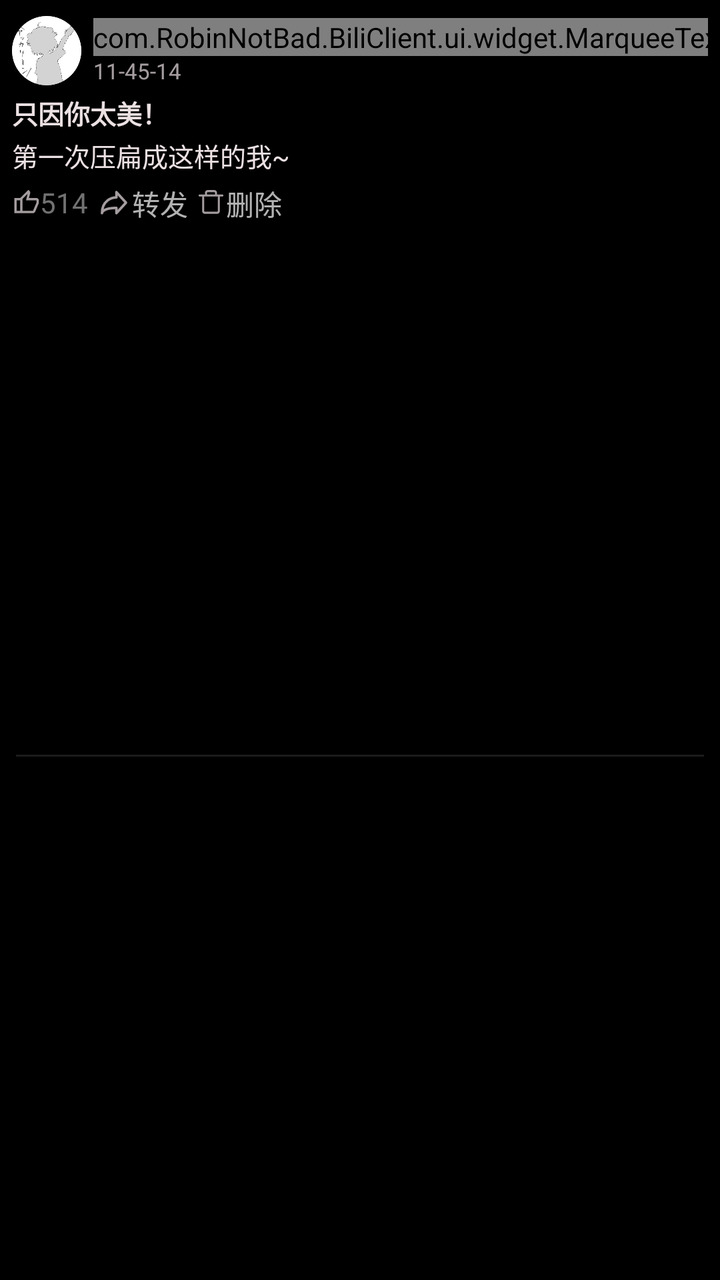
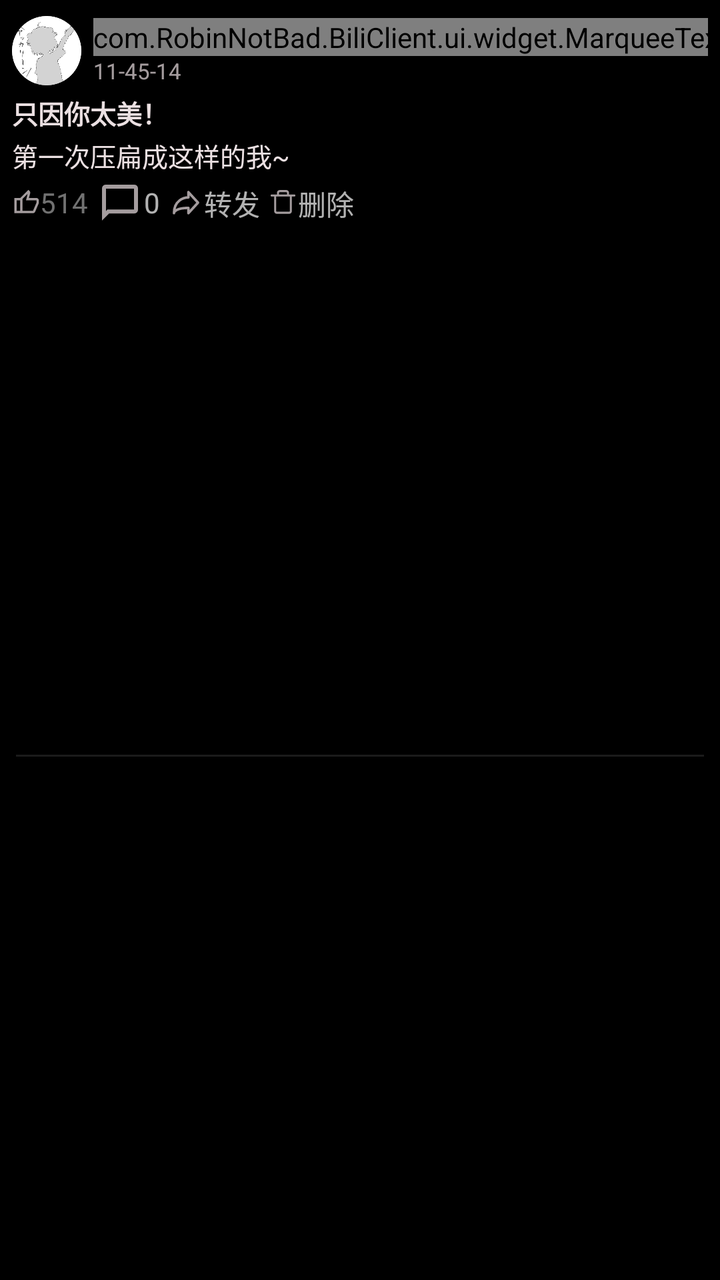

Before-and-after screenshots of an Android layout around one commit, followed by the original layout XML and the change that was made.
<!-- AndroidManifest.xml: application theme Theme.BiliClient -->
<!-- res/layout/cell_dynamic.xml -->
<?xml version="1.0" encoding="utf-8"?>

<androidx.constraintlayout.widget.ConstraintLayout xmlns:android="http://schemas.android.com/apk/res/android"
    xmlns:app="http://schemas.android.com/apk/res-auto"
    xmlns:tools="http://schemas.android.com/tools"
    android:paddingHorizontal="@dimen/activity_padding_horizontal"
    android:layout_width="match_parent"
    android:layout_height="wrap_content">

    <ImageView
        android:id="@+id/avatar"
        android:layout_width="0dp"
        android:layout_height="0dp"
        android:layout_marginTop="8dp"
        android:adjustViewBounds="true"
        app:layout_constraintBottom_toBottomOf="@id/pubdate"
        app:layout_constraintDimensionRatio="1:1"
        app:layout_constraintStart_toStartOf="parent"
        app:layout_constraintTop_toTopOf="parent"
        android:src="@mipmap/akari" />

    <com.RobinNotBad.BiliClient.ui.widget.MarqueeTextView
        android:id="@+id/username"
        android:layout_width="wrap_content"
        android:layout_height="wrap_content"
        android:layout_marginStart="6dp"
        android:layout_marginTop="1dp"
        android:singleLine="true"
        android:text="蔡徐坤"
        app:layout_constraintBottom_toTopOf="@+id/pubdate"
        app:layout_constraintStart_toEndOf="@id/avatar"
        app:layout_constraintTop_toTopOf="@id/avatar" />

    <TextView
        android:id="@+id/pubdate"
        android:layout_width="wrap_content"
        android:layout_height="wrap_content"
        android:layout_marginStart="6dp"
        android:layout_marginBottom="1dp"
        android:alpha="0.7"
        android:text="11-45-14"
        android:textSize="11sp"
        app:layout_constraintBottom_toBottomOf="@id/avatar"
        app:layout_constraintStart_toEndOf="@id/avatar"
        app:layout_constraintTop_toBottomOf="@id/username" />

    <TextView
        android:id="@+id/title"
        android:layout_width="0dp"
        android:layout_height="wrap_content"
        android:layout_marginTop="4dp"
        android:ellipsize="end"
        android:text="只因你太美！"
        android:textSize="13sp"
        android:textStyle="bold"
        app:layout_constraintEnd_toEndOf="parent"
        app:layout_constraintStart_toStartOf="parent"
        app:layout_constraintTop_toBottomOf="@id/avatar"
        tools:ignore="TouchTargetSizeCheck" />

    <TextView
        android:id="@+id/content"
        android:layout_width="0dp"
        android:layout_height="wrap_content"
        android:layout_marginTop="2dp"
        android:ellipsize="end"
        android:text="第一次压扁成这样的我~"
        android:textSize="13sp"
        app:layout_constraintEnd_toEndOf="parent"
        app:layout_constraintStart_toStartOf="parent"
        app:layout_constraintTop_toBottomOf="@id/title"
        tools:ignore="TouchTargetSizeCheck" />

    <LinearLayout
        android:id="@+id/extraCard"
        android:layout_width="0dp"
        android:layout_height="wrap_content"
        android:layout_marginTop="4dp"
        android:orientation="vertical"
        android:visibility="gone"
        app:layout_constraintEnd_toEndOf="parent"
        app:layout_constraintStart_toStartOf="parent"
        app:layout_constraintTop_toBottomOf="@id/content">

        <include
            android:id="@+id/dynamic_child"
            layout="@layout/cell_dynamic_child"
            android:layout_width="match_parent"
            android:layout_height="match_parent"
            android:visibility="gone" />

        <include
            android:id="@+id/dynamic_video_extra"
            layout="@layout/cell_dynamic_video"
            android:layout_width="match_parent"
            android:layout_height="match_parent"
            android:visibility="gone" />

        <include
            android:id="@+id/dynamic_image_extra"
            layout="@layout/cell_dynamic_image"
            android:layout_width="match_parent"
            android:layout_height="match_parent"
            android:visibility="gone" />

        <include
            android:id="@+id/dynamic_article_extra"
            layout="@layout/cell_dynamic_article"
            android:layout_width="match_parent"
            android:layout_height="match_parent"
            android:visibility="gone" />
    </LinearLayout>

    <androidx.constraintlayout.widget.ConstraintLayout
        android:id="@+id/dynamic_control"
        android:layout_width="match_parent"
        android:layout_height="match_parent"
        android:layout_marginTop="4dp"
        android:orientation="horizontal"
        android:visibility="gone"
        app:layout_constraintEnd_toEndOf="parent"
        app:layout_constraintStart_toStartOf="parent"
        app:layout_constraintTop_toBottomOf="@id/extraCard" />

    <TextView
        android:id="@+id/likes"
        android:layout_width="wrap_content"
        android:layout_height="20dp"
        android:layout_marginTop="4dp"
        android:gravity="center_vertical"
        android:textColor="#a2a2a2"
        android:text="514"
        android:alpha="0.7"
        android:textSize="14sp"
        app:drawableStartCompat="@drawable/icon_reply_like0"
        app:layout_constraintStart_toStartOf="parent"
        app:layout_constraintTop_toBottomOf="@id/extraCard" />


    
    <TextView
        android:id="@+id/item_dynamic_share"
        android:layout_width="wrap_content"
        android:layout_height="20dp"
        android:layout_marginStart="4dp"
        android:textColor="#fff"
        android:gravity="center_vertical"
        android:text="转发"
        android:alpha="0.7"
        app:drawableStartCompat="@drawable/icon_share"
        app:layout_constraintStart_toEndOf="@+id/likes"
        app:layout_constraintTop_toTopOf="@+id/likes"
        android:textSize="14sp" />

    
    <TextView
        android:id="@+id/item_dynamic_delete"
        android:layout_width="wrap_content"
        android:layout_height="20dp"
        android:layout_marginStart="4dp"
        android:gravity="center_vertical"
        android:textColor="#fff"
        android:text="删除"
        android:alpha="0.7"
        app:drawableStartCompat="@drawable/icon_delete"
        app:layout_constraintStart_toEndOf="@+id/item_dynamic_share"
        app:layout_constraintTop_toTopOf="@+id/likes"
        android:textSize="14sp" />

    <View
        android:id="@+id/divider"
        android:layout_width="match_parent"
        android:layout_height="1dp"
        android:layout_marginTop="4dp"
        android:layout_marginHorizontal="2dp"
        android:background="#318C8C8C"
        app:layout_constraintBottom_toBottomOf="parent"
        app:layout_constraintEnd_toEndOf="parent"
        app:layout_constraintStart_toStartOf="parent"
        app:layout_constraintTop_toBottomOf="@id/likes" />

</androidx.constraintlayout.widget.ConstraintLayout>
<!-- res/layout/cell_dynamic_child.xml (included above) -->
<?xml version="1.0" encoding="utf-8"?>

<com.google.android.material.card.MaterialCardView xmlns:android="http://schemas.android.com/apk/res/android"
    xmlns:app="http://schemas.android.com/apk/res-auto"
    xmlns:tools="http://schemas.android.com/tools"
    android:id="@+id/childCardView"
    android:padding="2dp"
    android:layout_width="match_parent"
    android:layout_height="wrap_content">

    <androidx.constraintlayout.widget.ConstraintLayout
        android:layout_width="match_parent"
        android:layout_height="wrap_content"
        android:paddingTop="8dp"
        android:paddingBottom="6dp">

        <ImageView
            android:id="@+id/child_avatar"
            android:layout_width="32dp"
            android:layout_height="0dp"
            android:layout_marginStart="8dp"
            android:adjustViewBounds="true"
            android:src="@mipmap/akari"
            app:layout_constraintDimensionRatio="1:1"
            app:layout_constraintStart_toStartOf="parent"
            app:layout_constraintTop_toTopOf="parent" />

        <com.RobinNotBad.BiliClient.ui.widget.MarqueeTextView
            android:id="@+id/child_username"
            android:layout_width="wrap_content"
            android:layout_height="wrap_content"
            android:layout_marginStart="4dp"
            android:singleLine="true"
            android:text="蔡徐坤"
            android:textSize="13sp"
            app:layout_constraintBottom_toBottomOf="@+id/child_avatar"
            app:layout_constraintStart_toEndOf="@id/child_avatar"
            app:layout_constraintTop_toTopOf="@id/child_avatar" />

        <TextView
            android:id="@+id/child_title"
            android:layout_width="0dp"
            android:layout_height="wrap_content"
            android:layout_marginStart="6dp"
            android:layout_marginTop="4dp"
            android:layout_marginEnd="6dp"
            android:ellipsize="end"
            android:text="只因你太美！"
            android:textSize="12sp"
            android:textStyle="bold"
            app:layout_constraintEnd_toEndOf="parent"
            app:layout_constraintStart_toStartOf="parent"
            app:layout_constraintTop_toBottomOf="@id/child_avatar"
            tools:ignore="TouchTargetSizeCheck" />

        <TextView
            android:id="@+id/child_content"
            android:layout_width="0dp"
            android:layout_height="wrap_content"
            android:layout_marginStart="6dp"
            android:layout_marginTop="2dp"
            android:layout_marginEnd="6dp"
            android:ellipsize="end"
            android:text="第一次压扁成这样的我~"
            android:textSize="12sp"
            app:layout_constraintEnd_toEndOf="parent"
            app:layout_constraintStart_toStartOf="parent"
            app:layout_constraintTop_toBottomOf="@id/child_title"
            tools:ignore="TouchTargetSizeCheck" />

        <LinearLayout
            android:id="@+id/child_extraCard"
            android:layout_width="0dp"
            android:layout_height="wrap_content"
            android:layout_marginStart="6dp"
            android:layout_marginTop="4dp"
            android:layout_marginEnd="6dp"
            android:orientation="vertical"
            android:visibility="gone"
            app:layout_constraintBottom_toBottomOf="parent"
            app:layout_constraintEnd_toEndOf="parent"
            app:layout_constraintStart_toStartOf="parent"
            app:layout_constraintTop_toBottomOf="@id/child_content">

            <include
                android:id="@+id/dynamic_video_child"
                layout="@layout/cell_dynamic_video"
                android:layout_width="match_parent"
                android:layout_height="match_parent"
                android:visibility="gone" />

            <include
                android:id="@+id/dynamic_image_child"
                layout="@layout/cell_dynamic_image"
                android:layout_width="match_parent"
                android:layout_height="match_parent"
                android:visibility="gone" />

            <include
                android:id="@+id/dynamic_article_child"
                layout="@layout/cell_dynamic_article"
                android:layout_width="match_parent"
                android:layout_height="match_parent"
                android:visibility="gone" />
        </LinearLayout>


    </androidx.constraintlayout.widget.ConstraintLayout>

</com.google.android.material.card.MaterialCardView>
<!-- res/layout/cell_dynamic_video.xml (included above) -->
<com.google.android.material.card.MaterialCardView xmlns:android="http://schemas.android.com/apk/res/android"
    xmlns:app="http://schemas.android.com/apk/res-auto"
    android:id="@+id/videoCardView"
    android:layout_width="match_parent"
    android:layout_height="wrap_content"
    app:layout_constraintBottom_toBottomOf="parent"
    app:layout_constraintEnd_toEndOf="parent"
    app:layout_constraintStart_toStartOf="parent"
    app:layout_constraintTop_toTopOf="parent">

    <androidx.constraintlayout.widget.ConstraintLayout
        android:layout_width="match_parent"
        android:layout_height="wrap_content"
        android:paddingTop="2dp"
        android:paddingBottom="8dp">

        <ImageView
            android:id="@+id/img_cover"
            android:layout_width="0dp"
            android:layout_height="0dp"
            android:layout_marginStart="8dp"
            android:layout_marginTop="2dp"
            android:layout_marginEnd="5dp"
            android:adjustViewBounds="true"
            app:layout_constraintBottom_toTopOf="@id/text_upname"
            app:layout_constraintDimensionRatio="16:11"
            app:layout_constraintEnd_toStartOf="@+id/guideline2"
            app:layout_constraintHorizontal_bias="0.0"
            app:layout_constraintStart_toStartOf="parent"
            app:layout_constraintTop_toTopOf="parent"
            android:src="@mipmap/placeholder" />

        <androidx.constraintlayout.widget.Guideline
            android:id="@+id/guideline2"
            android:layout_width="wrap_content"
            android:layout_height="wrap_content"
            android:orientation="vertical"
            app:layout_constraintGuide_percent="0.48" />

        <ImageView
            android:id="@+id/imageView3"
            android:layout_width="wrap_content"
            android:layout_height="0dp"
            android:layout_marginTop="1dp"
            android:layout_marginBottom="1dp"
            android:adjustViewBounds="true"
            android:alpha="0.5"
            app:layout_constraintBottom_toBottomOf="@+id/text_viewcount"
            app:layout_constraintStart_toStartOf="@+id/img_cover"
            app:layout_constraintTop_toTopOf="@+id/text_viewcount"
            app:layout_constraintVertical_bias="0.5"
            android:src="@drawable/icon_play_12" />

        <ImageView
            android:id="@+id/avatarIcon"
            android:layout_width="wrap_content"
            android:layout_height="0dp"
            android:layout_marginStart="4dp"
            android:layout_marginTop="1dp"
            android:layout_marginBottom="1dp"
            android:adjustViewBounds="true"
            android:alpha="0.5"
            app:layout_constraintBottom_toBottomOf="@+id/text_upname"
            app:layout_constraintStart_toEndOf="@+id/text_viewcount"
            app:layout_constraintTop_toTopOf="@+id/text_upname"
            android:src="@drawable/icon_person" />

        <TextView
            android:id="@+id/text_viewcount"
            android:layout_width="wrap_content"
            android:layout_height="wrap_content"
            android:layout_marginTop="6dp"
            android:alpha="0.5"
            android:textSize="11sp"
            app:layout_constraintBottom_toBottomOf="parent"
            app:layout_constraintStart_toEndOf="@+id/imageView3"
            app:layout_constraintTop_toBottomOf="@+id/img_cover"
            app:layout_constraintVertical_bias="0.0" />

        <TextView
            android:id="@+id/text_upname"
            android:layout_width="0dp"
            android:layout_height="wrap_content"
            android:alpha="0.5"
            android:ellipsize="end"
            android:lines="1"
            android:textSize="11sp"
            app:layout_constraintBottom_toBottomOf="@+id/text_viewcount"
            app:layout_constraintEnd_toEndOf="parent"
            app:layout_constraintStart_toEndOf="@+id/avatarIcon"
            app:layout_constraintTop_toTopOf="@+id/text_viewcount" />

        <TextView
            android:id="@+id/text_title"
            android:layout_width="0dp"
            android:layout_height="wrap_content"
            android:layout_marginStart="4dp"
            android:layout_marginEnd="10dp"
            android:ellipsize="end"
            android:gravity="center_vertical"
            android:maxLines="3"
            android:text="标题标题标题标题标题标题标题标题标题标题标题标题标题标题标题标题"
            android:textSize="12sp"
            app:layout_constraintBottom_toBottomOf="@+id/img_cover"
            app:layout_constraintEnd_toEndOf="parent"
            app:layout_constraintStart_toStartOf="@+id/guideline2"
            app:layout_constraintTop_toTopOf="@+id/img_cover" />

    </androidx.constraintlayout.widget.ConstraintLayout>
</com.google.android.material.card.MaterialCardView>
<!-- res/layout/cell_dynamic_image.xml (included above) -->
<?xml version="1.0" encoding="utf-8"?>

<FrameLayout xmlns:android="http://schemas.android.com/apk/res/android"
    xmlns:tools="http://schemas.android.com/tools"
    xmlns:app="http://schemas.android.com/apk/res-auto"
    android:layout_width="match_parent"
    android:layout_height="wrap_content">

    <androidx.constraintlayout.utils.widget.ImageFilterView
        android:id="@+id/imageView"
        android:layout_width="match_parent"
        android:layout_height="wrap_content"
        android:adjustViewBounds="true"
        app:round="@dimen/card_round"
        android:clickable="true"
        android:focusable="true"
        android:foreground="?android:attr/selectableItemBackground"
        android:src="@mipmap/placeholder"
        tools:ignore="UnusedAttribute" />

    <TextView
        android:id="@+id/imageCount"
        android:layout_width="wrap_content"
        android:layout_height="wrap_content"
        android:layout_gravity="end|bottom"
        android:layout_marginEnd="3dp"
        android:layout_marginBottom="3dp"
        android:background="#64555555"
        android:text="共1张图片"
        android:textSize="12sp"
        android:visibility="gone" />
</FrameLayout>
<!-- res/layout/cell_dynamic_article.xml (included above) -->
<com.google.android.material.card.MaterialCardView xmlns:android="http://schemas.android.com/apk/res/android"
    xmlns:app="http://schemas.android.com/apk/res-auto"
    android:id="@+id/articleCardView"
    android:layout_width="match_parent"
    android:layout_height="wrap_content"
    app:layout_constraintBottom_toBottomOf="parent"
    app:layout_constraintEnd_toEndOf="parent"
    app:layout_constraintStart_toStartOf="parent"
    app:layout_constraintTop_toTopOf="parent">

    <androidx.constraintlayout.widget.ConstraintLayout
        android:layout_width="match_parent"
        android:layout_height="wrap_content"
        android:paddingTop="2dp"
        android:paddingBottom="8dp">

        <ImageView
            android:id="@+id/img_cover"
            android:layout_width="0dp"
            android:layout_height="0dp"
            android:layout_marginStart="8dp"
            android:layout_marginTop="2dp"
            android:layout_marginEnd="5dp"
            android:adjustViewBounds="true"
            app:layout_constraintBottom_toTopOf="@id/text_upname"
            app:layout_constraintDimensionRatio="16:11"
            app:layout_constraintEnd_toStartOf="@+id/guideline2"
            app:layout_constraintHorizontal_bias="0.0"
            app:layout_constraintStart_toStartOf="parent"
            app:layout_constraintTop_toTopOf="parent"
            android:src="@mipmap/placeholder" />

        <androidx.constraintlayout.widget.Guideline
            android:id="@+id/guideline2"
            android:layout_width="wrap_content"
            android:layout_height="wrap_content"
            android:orientation="vertical"
            app:layout_constraintGuide_percent="0.48" />

        <ImageView
            android:id="@+id/imageView3"
            android:layout_width="wrap_content"
            android:layout_height="0dp"
            android:layout_marginTop="1dp"
            android:layout_marginBottom="1dp"
            android:adjustViewBounds="true"
            android:alpha="0.5"
            app:layout_constraintBottom_toBottomOf="@+id/listReadTimes"
            app:layout_constraintStart_toStartOf="@+id/img_cover"
            app:layout_constraintTop_toTopOf="@+id/listReadTimes"
            app:layout_constraintVertical_bias="0.5"
            android:src="@drawable/icon_cv" />

        <ImageView
            android:id="@+id/avatarIcon"
            android:layout_width="wrap_content"
            android:layout_height="0dp"
            android:layout_marginStart="4dp"
            android:layout_marginTop="1dp"
            android:layout_marginBottom="1dp"
            android:adjustViewBounds="true"
            android:alpha="0.5"
            app:layout_constraintBottom_toBottomOf="@+id/text_upname"
            app:layout_constraintStart_toEndOf="@+id/listReadTimes"
            app:layout_constraintTop_toTopOf="@+id/text_upname"
            android:src="@drawable/icon_person" />

        <TextView
            android:id="@+id/listReadTimes"
            android:layout_width="wrap_content"
            android:layout_height="wrap_content"
            android:layout_marginTop="6dp"
            android:alpha="0.5"
            android:textSize="11sp"
            app:layout_constraintBottom_toBottomOf="parent"
            app:layout_constraintStart_toEndOf="@+id/imageView3"
            app:layout_constraintTop_toBottomOf="@+id/img_cover"
            app:layout_constraintVertical_bias="0.0" />

        <com.RobinNotBad.BiliClient.ui.widget.MarqueeTextView
            android:id="@+id/text_upname"
            android:layout_width="0dp"
            android:layout_height="wrap_content"
            android:alpha="0.5"
            android:singleLine="true"
            android:textSize="11sp"
            app:layout_constraintBottom_toBottomOf="@+id/listReadTimes"
            app:layout_constraintEnd_toEndOf="parent"
            app:layout_constraintStart_toEndOf="@+id/avatarIcon"
            app:layout_constraintTop_toTopOf="@+id/listReadTimes" />

        <TextView
            android:id="@+id/listArticleTitle"
            android:layout_width="0dp"
            android:layout_height="wrap_content"
            android:layout_marginStart="8dp"
            android:layout_marginEnd="10dp"
            android:ellipsize="end"
            android:gravity="center_vertical"
            android:maxLines="3"
            android:text="标题标题标题标题标题标题标题标题标题标题标题标题"
            android:textSize="12sp"
            app:layout_constraintBottom_toBottomOf="@+id/img_cover"
            app:layout_constraintEnd_toEndOf="parent"
            app:layout_constraintStart_toStartOf="@+id/guideline2"
            app:layout_constraintTop_toTopOf="parent" />
    </androidx.constraintlayout.widget.ConstraintLayout>
</com.google.android.material.card.MaterialCardView>
<!-- resources referenced by this layout -->
<resources>
  <dimen name="activity_padding_horizontal">6dp</dimen>
  <dimen name="card_round">6dp</dimen>
  <!-- drawable icon_play_12 (drawable) -->
  <vector android:height="12dp"
      android:viewportHeight="24"
      android:viewportWidth="24"
      android:width="12dp"
      xmlns:android="http://schemas.android.com/apk/res/android">
      <path
          android:fillColor="#ebe0e2"
          android:pathData="M10,16.5l6,-4.5 -6,-4.5v9zM12,2C6.48,2 2,6.48 2,12s4.48,10 10,10 10,-4.48 10,-10S17.52,2 12,2zM12,20c-4.41,0 -8,-3.59 -8,-8s3.59,-8 8,-8 8,3.59 8,8 -3.59,8 -8,8z" />
  </vector>
  <!-- drawable icon_share (drawable) -->
  <vector xmlns:android="http://schemas.android.com/apk/res/android"
      android:width="18dp"
      android:height="18dp"
      android:viewportWidth="24.0"
      android:viewportHeight="24.0">
      <path
          android:pathData="m20 12-6.4-7v3.5C10.4 8.5 4 10.6 4 19c0-1.167 1.92-3.5 9.6-3.5V19l6.4-7z"
          android:strokeColor="#ebe0e2"
          android:strokeWidth="1.7"
          android:strokeLineCap="round"
          android:strokeLineJoin="round" />
  </vector>
  <color name="bgblack">#000000</color>
  <color name="pink">#FBFB8787</color>
  <color name="textwhite">#ebe0e2</color>
  <style name="TextViewSytle" parent="Widget.AppCompat.TextView">
          <item name="android:textSize">14sp</item>
          #设置默认字体大小，某些设备的默认字体偏大
      </style>
  <style name="EditTextStyle" parent="Widget.AppCompat.EditText">
          <item name="android:textColorHint">#80ffffff</item>
          <item name="android:textCursorDrawable">@drawable/cursor_drawable</item>
          <item name="android:textColor">@color/textwhite</item>
      </style>
  <style name="CardStyle" parent="Widget.MaterialComponents.CardView">
          <item name="rippleColor" tools:ignore="PrivateResource">@color/mtrl_btn_ripple_color</item>
          <item name="android:foreground">?android:attr/selectableItemBackground</item>
          <item name="cardBackgroundColor">#cc262626</item>
          <item name="cardCornerRadius">@dimen/card_round</item>
          <item name="android:clickable">true</item>
          <item name="android:focusable">true</item>
      </style>
  <style name="SwitchCompatStyle" parent="Widget.AppCompat.CompoundButton.Switch">
          <item name="android:paddingLeft">6dp</item>
          <item name="android:paddingRight">2dp</item>
          <item name="android:background">@drawable/background_edittext_setting</item>
          <item name="android:textColor">@color/textwhite</item>
      </style>
  <style name="RadioButtonStyle" parent="Widget.MaterialComponents.CompoundButton.RadioButton">
          <item name="android:minHeight">10dp</item>
      </style>
  <style name="ListStyle">
          <item name="android:descendantFocusability">afterDescendants</item>
      </style>
  <color name="color_ripple">#78FEFEFE</color>
  <!-- drawable cursor_drawable (drawable) -->
  <?xml version="1.0" encoding="utf-8"?>
  
  <shape xmlns:android="http://schemas.android.com/apk/res/android">
      <solid android:color="#eeFB7299" />
      <size android:width="2dp" />
  </shape>
  <!-- drawable background_edittext_setting (drawable) -->
  <?xml version="1.0" encoding="utf-8"?>
  
  <shape xmlns:android="http://schemas.android.com/apk/res/android">
      <solid android:color="#cc262626" />
      <stroke
          android:width="@dimen/card_stroke"
          android:color="#70707070" />
      <corners android:radius="@dimen/card_round" />
  </shape>
  <dimen name="card_stroke">0dp</dimen>
  <!-- unchanged entries left out for length: 8 -->
</resources>

<!-- the commit's change to res/layout/cell_dynamic.xml (unified diff, before → after) -->
@@ -71,6 +71,22 @@
         app:layout_constraintTop_toBottomOf="@id/title"
         tools:ignore="TouchTargetSizeCheck" />
 
+    <TextView
+        android:id="@+id/dynamic_vote_extra"
+        android:layout_width="0dp"
+        android:layout_height="wrap_content"
+        android:layout_marginTop="4dp"
+        android:alpha="0.9"
+        android:ellipsize="end"
+        android:lines="1"
+        android:textColor="#66ccff"
+        android:textSize="13sp"
+        android:visibility="gone"
+        app:layout_constraintEnd_toEndOf="parent"
+        app:layout_constraintStart_toStartOf="parent"
+        app:layout_constraintTop_toBottomOf="@id/content"
+        tools:ignore="TouchTargetSizeCheck" />
+
     <LinearLayout
         android:id="@+id/extraCard"
         android:layout_width="0dp"
@@ -80,7 +96,7 @@
         android:visibility="gone"
         app:layout_constraintEnd_toEndOf="parent"
         app:layout_constraintStart_toStartOf="parent"
-        app:layout_constraintTop_toBottomOf="@id/content">
+        app:layout_constraintTop_toBottomOf="@id/dynamic_vote_extra">
 
         <include
             android:id="@+id/dynamic_child"
@@ -137,6 +153,20 @@
         app:layout_constraintTop_toBottomOf="@id/extraCard" />
 
 
+    <TextView
+        android:id="@+id/item_dynamic_comment"
+        android:layout_width="wrap_content"
+        android:layout_height="20dp"
+        android:layout_marginStart="4dp"
+        android:textColor="#fff"
+        android:gravity="center_vertical"
+        android:text="0"
+        android:alpha="0.7"
+        app:drawableStartCompat="@drawable/icon_reply"
+        app:layout_constraintStart_toEndOf="@+id/likes"
+        app:layout_constraintTop_toTopOf="@+id/likes"
+        android:textSize="14sp" />
+
     
     <TextView
         android:id="@+id/item_dynamic_share"
@@ -148,7 +178,7 @@
         android:text="转发"
         android:alpha="0.7"
         app:drawableStartCompat="@drawable/icon_share"
-        app:layout_constraintStart_toEndOf="@+id/likes"
+        app:layout_constraintStart_toEndOf="@+id/item_dynamic_comment"
         app:layout_constraintTop_toTopOf="@+id/likes"
         android:textSize="14sp" />
 
<!-- resource entries referenced after the edit -->
@@ -11,6 +11,16 @@
       <path
           android:fillColor="#ebe0e2"
           android:pathData="M10,16.5l6,-4.5 -6,-4.5v9zM12,2C6.48,2 2,6.48 2,12s4.48,10 10,10 10,-4.48 10,-10S17.52,2 12,2zM12,20c-4.41,0 -8,-3.59 -8,-8s3.59,-8 8,-8 8,3.59 8,8 -3.59,8 -8,8z" />
+  </vector>
+  <!-- drawable icon_reply (drawable) -->
+  <vector xmlns:android="http://schemas.android.com/apk/res/android"
+      android:width="24dp"
+      android:height="24dp"
+      android:viewportWidth="960"
+      android:viewportHeight="960">
+      <path
+          android:pathData="M120,840v-648q0,-29.7 21.15,-50.85T192,120h576q29.7,0 50.85,21.15T840,192v432q0,29.7 -21.15,50.85T768,696L264,696L120,840ZM226.4,617h534.6v-418L199,199v450.5l34.4,-40.5Z"
+          android:fillColor="#ebe0e2" />
   </vector>
   <!-- drawable icon_share (drawable) -->
   <vector xmlns:android="http://schemas.android.com/apk/res/android"
